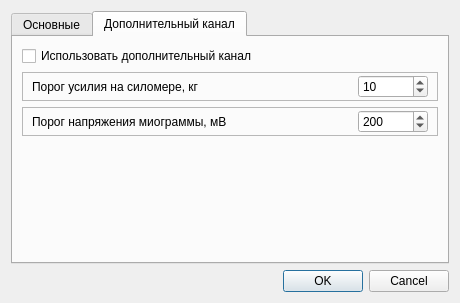
This is metodics/trenagers/tetris/trentetrisparamsdialog.ui in grigp/a-analyser as Qt 5 draws it before an edit. The edited form follows.
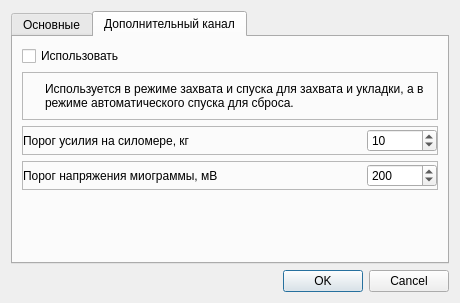
This is the edited form. The open tabs and pages were chosen to show the change. Icons and pictures are not drawn.

Commit message: Завершение в первом приближении тренажера "Тетрис" 1. Дополнительный канал - поворот работает всегда и безусловно,    захват - укладка и сброс - управляются. 2. Озвучивание событий

```diff
--- a/metodics/trenagers/tetris/trentetrisparamsdialog.ui
+++ b/metodics/trenagers/tetris/trentetrisparamsdialog.ui
@@ -302,10 +302,51 @@
        <item>
         <widget class="QCheckBox" name="cbUseAdvancedChannel">
          <property name="text">
-          <string>Использовать дополнительный канал</string>
+          <string>Использовать</string>
          </property>
         </widget>
        </item>
+       <item>
+        <widget class="QFrame" name="frame">
+         <property name="frameShape">
+          <enum>QFrame::StyledPanel</enum>
+         </property>
+         <property name="frameShadow">
+          <enum>QFrame::Raised</enum>
+         </property>
+         <layout class="QHBoxLayout" name="horizontalLayout">
+          <item>
+           <widget class="QLabel" name="lblAdvChannelUseInfoLogo">
+            <property name="sizePolicy">
+             <sizepolicy hsizetype="Fixed" vsizetype="Preferred">
+              <horstretch>0</horstretch>
+              <verstretch>0</verstretch>
+             </sizepolicy>
+            </property>
+            <property name="text">
+             <string/>
+            </property>
+            <property name="pixmap">
+             <pixmap resource="../../../kernel.qrc">:/images/info32.png</pixmap>
+            </property>
+           </widget>
+          </item>
+          <item>
+           <widget class="QLabel" name="lblAdvChannelUseInfo">
+            <property name="text">
+             <string>Используется в режиме захвата и спуска для захвата и укладки, а в режиме автоматического спуска для сброса.</string>
+            </property>
+            <property name="textFormat">
+             <enum>Qt::AutoText</enum>
+            </property>
+            <property name="wordWrap">
+             <bool>true</bool>
+            </property>
+           </widget>
+          </item>
+         </layout>
+        </widget>
+       </item>
        <item>
         <widget class="QFrame" name="frForce">
          <property name="frameShape">
@@ -315,9 +356,15 @@
           <enum>QFrame::Raised</enum>
          </property>
          <layout class="QHBoxLayout" name="horizontalLayout_11">
+          <property name="leftMargin">
+           <number>0</number>
+          </property>
           <property name="topMargin">
            <number>2</number>
           </property>
+          <property name="rightMargin">
+           <number>0</number>
+          </property>
           <property name="bottomMargin">
            <number>2</number>
           </property>
@@ -375,9 +422,15 @@
           <enum>QFrame::Raised</enum>
          </property>
          <layout class="QHBoxLayout" name="horizontalLayout_12">
+          <property name="leftMargin">
+           <number>0</number>
+          </property>
           <property name="topMargin">
            <number>2</number>
           </property>
+          <property name="rightMargin">
+           <number>0</number>
+          </property>
           <property name="bottomMargin">
            <number>2</number>
           </property>
```
Left out of the diff: 6 changed lines with no effect on the pictures. The commit also changes 11 other files.
